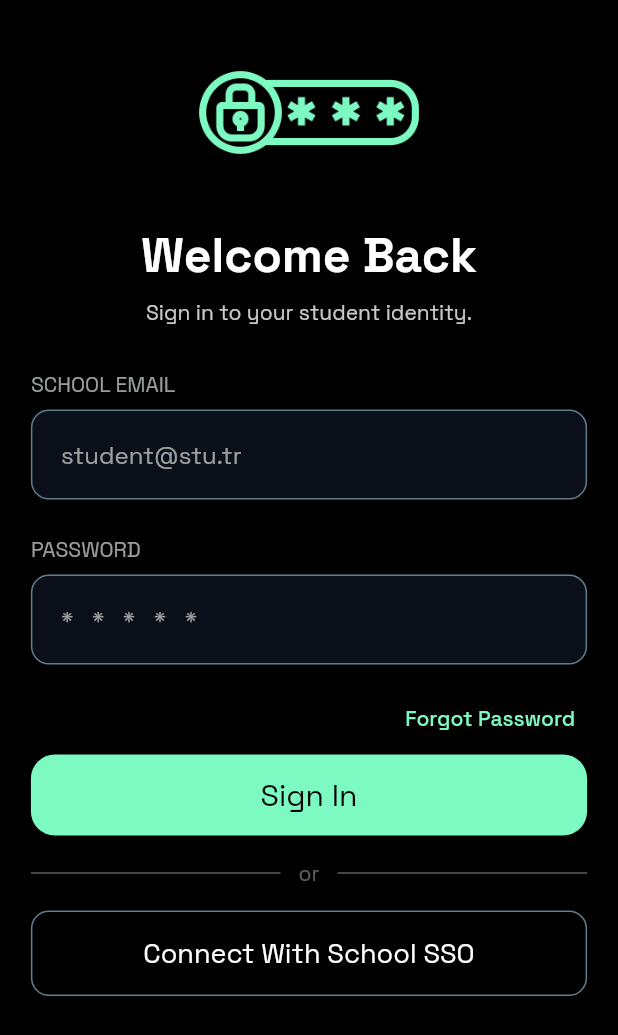
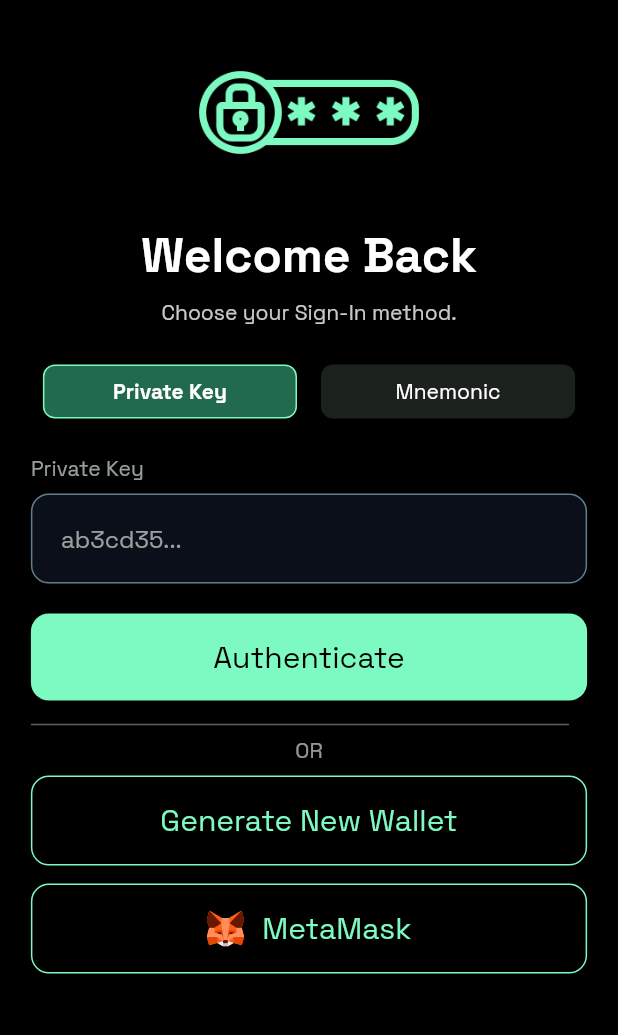
Before and after one commit to marouan-boumchahate/S2dent, a Flutter app: the screen it shows after launch, on a phone screen of 412 x 824 dp. Shown: the top 1035 px of the screen. Run offline on Flutter 3.47's test engine with Material 3 defaults, Android fonts, the phone set to English and light mode, and no system bars; our stand-ins replace device_preview, flex_color_scheme, flutter_svg, google_fonts.

Commit message:
Adjust login UI

```diff
--- a/app/lib/components/auth_textfield.dart
+++ b/app/lib/components/auth_textfield.dart
@@ -18,7 +18,7 @@ class AuthTextfield extends StatelessWidget {
   @override
   Widget build(BuildContext context) {
     return Container(
-        padding: EdgeInsets.symmetric(vertical: 12.0),
+      padding: EdgeInsets.only(top: 16, bottom: 20),
       child: Column(
         crossAxisAlignment: CrossAxisAlignment.start,
         children: [
@@ -48,6 +48,7 @@ class AuthTextfield extends StatelessWidget {
             textInputAction: textInputAction,
           )
         ],
-        ));
+      ),
+    );
   }
 }
--- a/app/lib/components/custom_button.dart
+++ /dev/null
@@ -1,40 +0,0 @@
-import 'package:app/extensions/context_extensions.dart';
-import 'package:flutter/material.dart';
-
-class CustomButton extends StatelessWidget {
-  const CustomButton({
-    super.key,
-    required this.onTap,
-    required this.label,
-  });
-  final Function() onTap;
-  final String label;
-
-  @override
-  Widget build(BuildContext context) {
-    return Padding(
-      padding: const EdgeInsets.only(bottom: 16.0),
-      child: Material(
-        color: context.colors.primary,
-        borderRadius: BorderRadius.circular(16),
-        child: InkWell(
-          splashColor: Colors.white.withAlpha(100),
-          borderRadius: BorderRadius.circular(16),
-          onTap: () {},
-          child: Container(
-            padding: EdgeInsets.symmetric(vertical: 14),
-            width: double.infinity,
-            child: Text(
-              label,
-              style: TextStyle(
-                color: context.colors.onPrimary,
-                fontSize: 20,
-              ),
-              textAlign: TextAlign.center,
-            ),
-          ),
-        ),
-      ),
-    );
-  }
-}
--- /dev/null
+++ b/app/lib/components/primary_button.dart
@@ -0,0 +1,40 @@
+import 'package:app/extensions/context_extensions.dart';
+import 'package:flutter/material.dart';
+
+class PrimaryButton extends StatelessWidget {
+  const PrimaryButton({
+    super.key,
+    required this.onTap,
+    required this.label,
+  });
+  final Function() onTap;
+  final String label;
+
+  @override
+  Widget build(BuildContext context) {
+    return Material(
+      color: context.colors.primary,
+      borderRadius: BorderRadius.circular(12),
+      child: InkWell(
+        splashColor: Colors.white.withAlpha(100),
+        borderRadius: BorderRadius.circular(12),
+        onTap: onTap,
+        child: Container(
+          decoration: BoxDecoration(
+            borderRadius: BorderRadius.circular(12),
+          ),
+          padding: EdgeInsets.symmetric(vertical: 16),
+          width: double.infinity,
+          child: Text(
+            label,
+            style: TextStyle(
+              color: context.colors.onPrimary,
+              fontSize: 20,
+            ),
+            textAlign: TextAlign.center,
+          ),
+        ),
+      ),
+    );
+  }
+}
--- /dev/null
+++ b/app/lib/components/secondary_button.dart
@@ -0,0 +1,59 @@
+import 'package:app/extensions/context_extensions.dart';
+import 'package:flutter/material.dart';
+import 'package:flutter_svg/svg.dart';
+
+class SecondaryButton extends StatelessWidget {
+  const SecondaryButton({
+    super.key,
+    required this.label,
+    required this.onTap,
+    this.metamask = false,
+  });
+
+  final String label;
+  final Function() onTap;
+  final bool metamask;
+
+  @override
+  Widget build(BuildContext context) {
+    return Material(
+      borderRadius: BorderRadius.circular(12),
+      color: Colors.transparent,
+      child: InkWell(
+        borderRadius: BorderRadius.circular(12),
+        onTap: onTap,
+        child: Container(
+          padding: EdgeInsets.symmetric(vertical: 16),
+          width: double.infinity,
+          decoration: BoxDecoration(
+            borderRadius: BorderRadius.circular(12),
+            border: Border.all(
+              color: context.colors.primary,
+            ),
+          ),
+          child: metamask
+              ? Row(
+                  mainAxisAlignment: MainAxisAlignment.center,
+                  children: [
+                    SvgPicture.asset("assets/metamask.svg", width: 25),
+                    const SizedBox(width: 12),
+                    _labelTextWidget(context),
+                  ],
+                )
+              : _labelTextWidget(context),
+        ),
+      ),
+    );
+  }
+
+  Text _labelTextWidget(BuildContext context) {
+    return Text(
+      label,
+      style: TextStyle(
+        color: context.colors.primary,
+        fontSize: 20,
+      ),
+      textAlign: TextAlign.center,
+    );
+  }
+}
--- a/app/lib/components/text_container.dart
+++ /dev/null
@@ -1,36 +0,0 @@
-import 'package:app/extensions/context_extensions.dart';
-import 'package:flutter/material.dart';
-
-class TextContainer extends StatelessWidget {
-  const TextContainer({super.key});
-
-  @override
-  Widget build(BuildContext context) {
-    return Padding(
-      padding: const EdgeInsets.symmetric(vertical: 16.0),
-      child: Material(
-        borderRadius: BorderRadius.circular(12),
-        color: Colors.transparent,
-        child: InkWell(
-          borderRadius: BorderRadius.circular(12),
-          onTap: () {},
-          child: Container(
-            padding: EdgeInsets.symmetric(vertical: 16),
-            width: double.infinity,
-            decoration: BoxDecoration(
-              borderRadius: BorderRadius.circular(12),
-              border: Border.all(
-                color: Colors.blueGrey,
-              ),
-            ),
-            child: Text(
-              "Connect With School SSO",
-              style: TextStyle(color: context.colors.onSurface, fontSize: 18),
-              textAlign: TextAlign.center,
-            ),
-          ),
-        ),
-      ),
-    );
-  }
-}
--- /dev/null
+++ b/app/lib/components/toggle_button.dart
@@ -0,0 +1,44 @@
+import 'package:app/extensions/context_extensions.dart';
+import 'package:flutter/material.dart';
+
+class ToggleButton extends StatelessWidget {
+  const ToggleButton({
+    super.key,
+    required this.onTap,
+    required this.label,
+    required this.isSelected,
+  });
+  final Function() onTap;
+  final String label;
+  final bool isSelected;
+
+  @override
+  Widget build(BuildContext context) {
+    return Padding(
+      padding: const EdgeInsets.all(8.0),
+      child: GestureDetector(
+        onTap: onTap,
+        child: AnimatedContainer(
+          duration: Duration(milliseconds: 300),
+          decoration: BoxDecoration(
+            borderRadius: BorderRadius.circular(8),
+            color: isSelected
+                ? context.colors.inversePrimary
+                : context.colors.surfaceContainer,
+            border: Border.all(
+              color: isSelected ? context.colors.primary : Colors.transparent,
+            ),
+          ),
+          padding: EdgeInsets.symmetric(vertical: 8, horizontal: 20),
+          child: Text(
+            label,
+            style: TextStyle(
+              fontWeight: isSelected ? FontWeight.bold : FontWeight.normal,
+            ),
+            textAlign: TextAlign.center,
+          ),
+        ),
+      ),
+    );
+  }
+}
--- a/app/lib/main.dart
+++ b/app/lib/main.dart
@@ -19,8 +19,6 @@ class MyApp extends StatelessWidget {
   @override
   Widget build(BuildContext context) {
     return MaterialApp(
-      locale: DevicePreview.locale(context),
-      builder: DevicePreview.appBuilder,
       themeMode: ThemeMode.dark,
       theme: AppTheme.light,
       darkTheme: AppTheme.dark,
--- a/app/lib/pages/login_page.dart
+++ b/app/lib/pages/login_page.dart
@@ -1,7 +1,9 @@
 import 'package:app/components/app_layout.dart';
 import 'package:app/components/auth_textfield.dart';
-import 'package:app/components/custom_button.dart';
-import 'package:app/components/text_container.dart';
+import 'package:app/components/primary_button.dart';
+import 'package:app/components/secondary_button.dart';
+
+import 'package:app/components/toggle_button.dart';
 import 'package:app/extensions/context_extensions.dart';
 import 'package:flutter/material.dart';
 
@@ -12,16 +14,19 @@ class LoginPage extends StatefulWidget {
   State<LoginPage> createState() => _LoginPageState();
 }
 
+enum LoginMethod { privateKey, mnemonic }
+
 class _LoginPageState extends State<LoginPage> {
   final _formKey = GlobalKey<FormState>();
-  final _emailController = TextEditingController();
-  final _passwordController = TextEditingController();
+  final _privateController = TextEditingController();
+  final _mnemonicController = TextEditingController();
   bool isDark = true;
+  LoginMethod method = LoginMethod.privateKey;
 
   @override
   void dispose() {
-    _emailController.dispose();
-    _passwordController.dispose();
+    _privateController.dispose();
+    _mnemonicController.dispose();
     super.dispose();
   }
 
@@ -36,76 +41,86 @@ class _LoginPageState extends State<LoginPage> {
           key: _formKey,
           child: Column(
             mainAxisAlignment: MainAxisAlignment.center,
-          mainAxisSize: MainAxisSize.min,
             children: [
               _headerSection(context, icon),
-            _textFields(),
-            _forgotPassword(),
-            CustomButton(onTap: () {}, label: "Sign In"),
-            _orDivider(context),
-            TextContainer(),
+              _toggleButtons(),
+              _textField(),
+              PrimaryButton(onTap: () {}, label: "Authenticate"),
+              _dividerSection(context),
+              SecondaryButton(onTap: () {}, label: "Generate New Wallet"),
+              const SizedBox(height: 12),
+              SecondaryButton(onTap: () {}, label: "MetaMask", metamask: true),
             ],
           ),
         ),
-    ));
-  }
-
-  Row _forgotPassword() {
-    return Row(
-      mainAxisAlignment: MainAxisAlignment.end,
-      children: [
-        TextButton(
-          onPressed: () {},
-          child: const Text(
-            "Forgot Password",
-            textAlign: TextAlign.right,
       ),
-        ),
-      ],
     );
   }
 
-  SizedBox _textFields() {
-    return SizedBox(
+  Padding _dividerSection(BuildContext context) {
+    return Padding(
+      padding: const EdgeInsetsGeometry.symmetric(vertical: 8),
       child: Column(
         children: [
-          AuthTextfield(
-            controller: _emailController,
-            label: "SCHOOL EMAIL",
-            hint: "student@stu.tr",
-            textInputAction: TextInputAction.next,
+          Divider(
+            color: context.colors.onSurfaceVariant.withAlpha(120),
+            thickness: 1,
+            endIndent: 12,
           ),
-          AuthTextfield(
-            controller: _passwordController,
-            label: "PASSWORD",
-            hint: "*   *   *   *   *",
+          Text(
+            "OR",
+            style: TextStyle(
+              color: context.colors.onSurface.withAlpha(150),
             ),
+          )
         ],
       ),
     );
   }
 
-  Row _orDivider(BuildContext context) {
+  AnimatedSwitcher _textField() {
+    return AnimatedSwitcher(
+      duration: Duration(milliseconds: 300),
+      transitionBuilder: (child, animation) => FadeTransition(
+        opacity: animation,
+        child: child,
+      ),
+      child: AuthTextfield(
+        key: ValueKey(method),
+        controller: method == LoginMethod.privateKey
+            ? _privateController
+            : _mnemonicController,
+        label: method == LoginMethod.privateKey ? "Private Key" : "Mnemonic",
+        hint:
+            method == LoginMethod.privateKey ? "ab3cd35..." : "Horse, Apple...",
+      ),
+    );
+  }
+
+  Row _toggleButtons() {
     return Row(
+      mainAxisAlignment: MainAxisAlignment.center,
       children: [
         Expanded(
-          child: Divider(
-            color: context.colors.onSurfaceVariant.withAlpha(120),
-            thickness: 1,
-            endIndent: 12,
-          ),
-        ),
-        Text(
-          "or",
-          style: TextStyle(
-            color: context.colors.onSurfaceVariant.withAlpha(120),
+          child: ToggleButton(
+            onTap: () {
+              setState(() {
+                method = LoginMethod.privateKey;
+              });
+            },
+            label: "Private Key",
+            isSelected: method == LoginMethod.privateKey,
           ),
         ),
         Expanded(
-          child: Divider(
-            color: context.colors.onSurfaceVariant.withAlpha(120),
-            thickness: 1,
-            indent: 12,
+          child: ToggleButton(
+            onTap: () {
+              setState(() {
+                method = LoginMethod.mnemonic;
+              });
+            },
+            label: "Mnemonic",
+            isSelected: method == LoginMethod.mnemonic,
           ),
         ),
       ],
@@ -129,7 +144,7 @@ class _LoginPageState extends State<LoginPage> {
                 color: context.colors.onSurface),
           ),
           Text(
-            "Sign in to your student identity.",
+            "Choose your Sign-In method.",
             style: TextStyle(
               height: 2,
               color: context.colors.onSurface.withAlpha(200),
--- a/app/lib/utils/dimensions.dart
+++ b/app/lib/utils/dimensions.dart
@@ -11,7 +11,7 @@ double screenHeight(BuildContext context) {
 double widthConstraints(BuildContext context) {
   return isMobile(context)
       ? screenWidth(context) * 0.9
-      : screenWidth(context) * 0.6;
+      : screenWidth(context) * 0.5;
 }
 
 bool isMobile(BuildContext context) {
--- a/app/pubspec.yaml
+++ b/app/pubspec.yaml
@@ -37,6 +37,7 @@ dependencies:
   flex_color_scheme: ^8.4.0
   google_fonts: ^8.0.2
   device_preview: ^1.3.1
+  flutter_svg: ^2.2.4
 
 dev_dependencies:
   flutter_test:
```
Also changed, not shown: app/assets/metamask.svg (added), app/pubspec.lock. Lines whose indentation alone changed are shown as unchanged.
